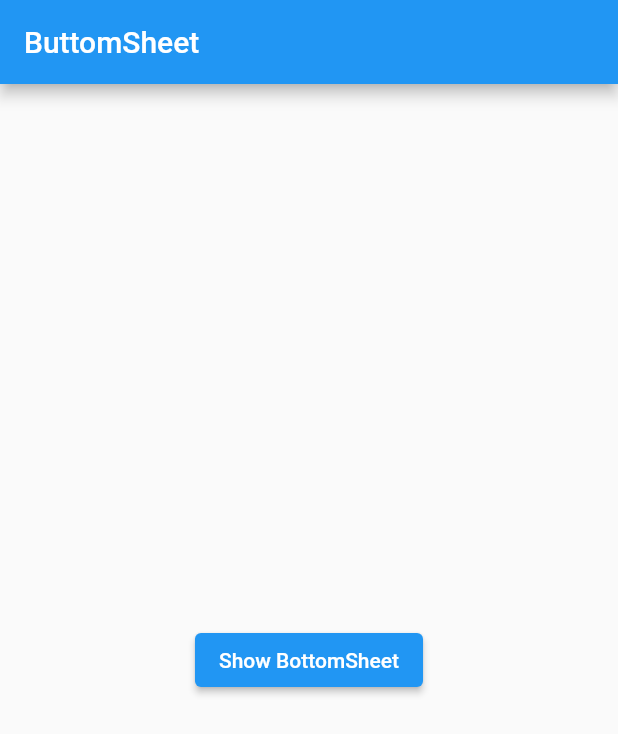
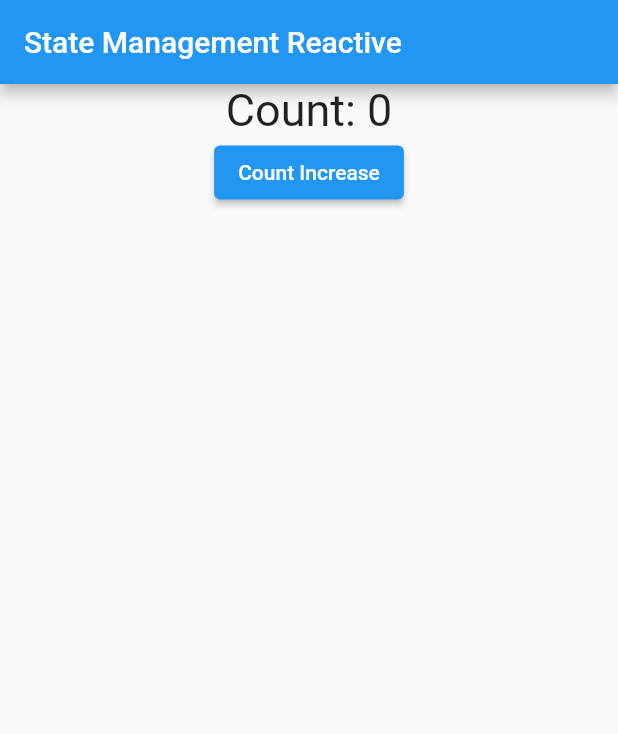
Before and after one commit to adeshpokhrel15/Getx-Flutter, a Flutter app: the screen it shows after launch, on a phone screen of 412 x 824 dp. Shown: the top 734 px of the screen. Run offline on Flutter 3.47's test engine with Material 2 defaults, Android fonts, the phone set to English and light mode, and no system bars; our stand-ins replace get.

Commit message:
state managemtn reactive

```diff
--- /dev/null
+++ b/lib/State Management/StateManagementReactive.dart
@@ -0,0 +1,39 @@
+import 'package:flutter/material.dart';
+import 'package:get/get.dart';
+
+class SMReactive extends StatelessWidget {
+  var count = 0.obs;
+
+  @override
+  void increment() {
+    count++;
+  }
+
+  SMReactive({Key? key}) : super(key: key);
+
+  @override
+  Widget build(BuildContext context) {
+    return Scaffold(
+      appBar: AppBar(
+        title: const Text('State Management Reactive'),
+      ),
+      body: Center(
+        child: Column(
+          children: [
+            Obx(
+              () => Text(
+                'Count: $count',
+                style: const TextStyle(fontSize: 30),
+              ),
+            ),
+            ElevatedButton(
+                onPressed: () {
+                  increment();
+                },
+                child: const Text("Count Increase"))
+          ],
+        ),
+      ),
+    );
+  }
+}
--- a/lib/main.dart
+++ b/lib/main.dart
@@ -1,7 +1,6 @@
 import 'package:flutter/material.dart';
 import 'package:get/get.dart';
-
-import 'ButtomSheet/BottomSheet.dart';
+import 'package:getstamngment/State%20Management/StateManagementReactive.dart';
 
 void main() {
   runApp(const MyApp());
@@ -14,7 +13,7 @@ class MyApp extends StatelessWidget {
   Widget build(BuildContext context) {
     return GetMaterialApp(
       debugShowCheckedModeBanner: false,
-      home: bottomSheetBar(),
+      home: SMReactive(),
     );
   }
 }
```
